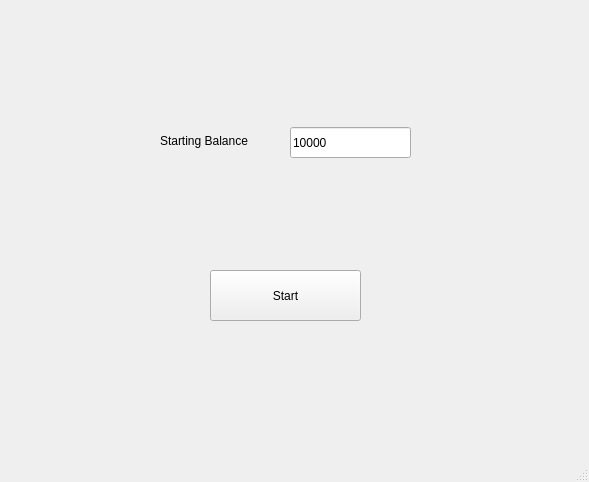
Qt form mainwindow.ui (DaLebedev/StockTradingSim) before a commit.
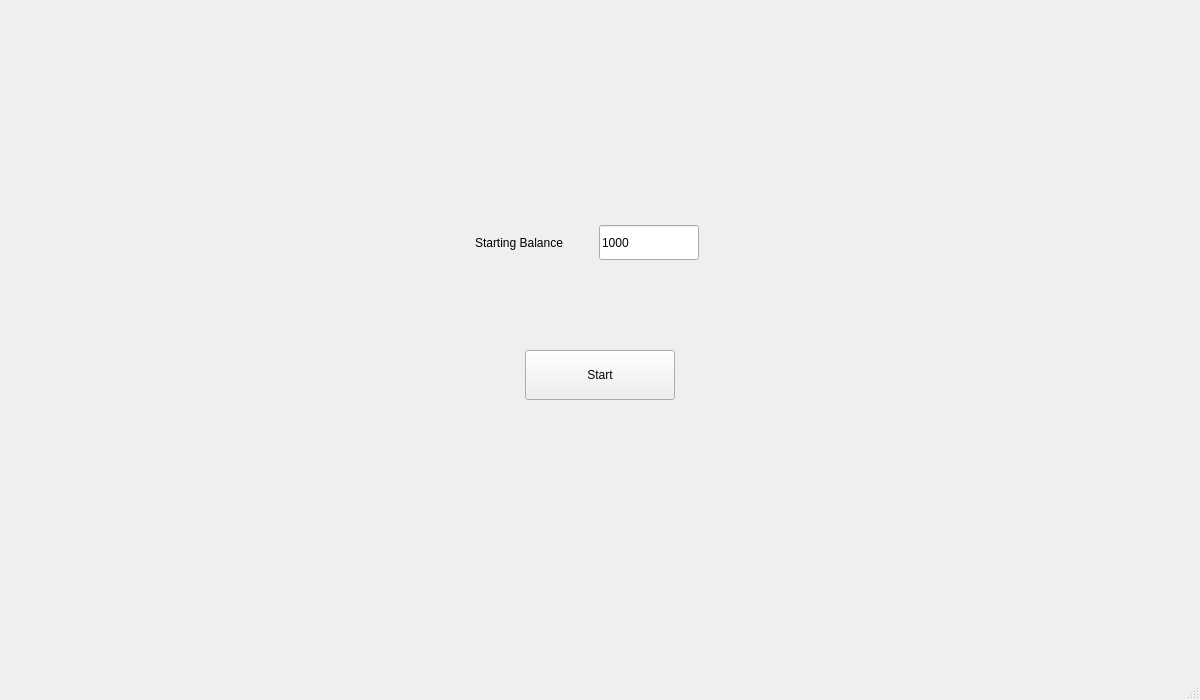
The same form after that commit. The open tabs and pages were chosen to show the change.

What changed in the file:
```diff
--- a/mainwindow.ui
+++ b/mainwindow.ui
@@ -6,8 +6,8 @@
    <rect>
     <x>0</x>
     <y>0</y>
-    <width>589</width>
-    <height>482</height>
+    <width>1200</width>
+    <height>700</height>
    </rect>
   </property>
   <property name="windowTitle">
@@ -19,8 +19,8 @@
      <rect>
       <x>0</x>
       <y>0</y>
-      <width>591</width>
-      <height>481</height>
+      <width>1200</width>
+      <height>675</height>
      </rect>
     </property>
     <property name="currentIndex">
@@ -30,10 +30,10 @@
      <widget class="QLabel" name="startLabel">
       <property name="geometry">
        <rect>
-        <x>160</x>
-        <y>120</y>
-        <width>121</width>
-        <height>41</height>
+        <x>475</x>
+        <y>225</y>
+        <width>125</width>
+        <height>35</height>
        </rect>
       </property>
       <property name="text">
@@ -43,23 +43,23 @@
      <widget class="QLineEdit" name="startEdit">
       <property name="geometry">
        <rect>
-        <x>290</x>
-        <y>127</y>
-        <width>121</width>
-        <height>31</height>
+        <x>599</x>
+        <y>225</y>
+        <width>100</width>
+        <height>35</height>
        </rect>
       </property>
       <property name="text">
-       <string>10000</string>
+       <string>1000</string>
       </property>
      </widget>
      <widget class="QPushButton" name="startButton">
       <property name="geometry">
        <rect>
-        <x>210</x>
-        <y>270</y>
-        <width>151</width>
-        <height>51</height>
+        <x>525</x>
+        <y>350</y>
+        <width>150</width>
+        <height>50</height>
        </rect>
       </property>
       <property name="text">
```
Left out of the diff: 28 changed lines with no effect on the pictures.
